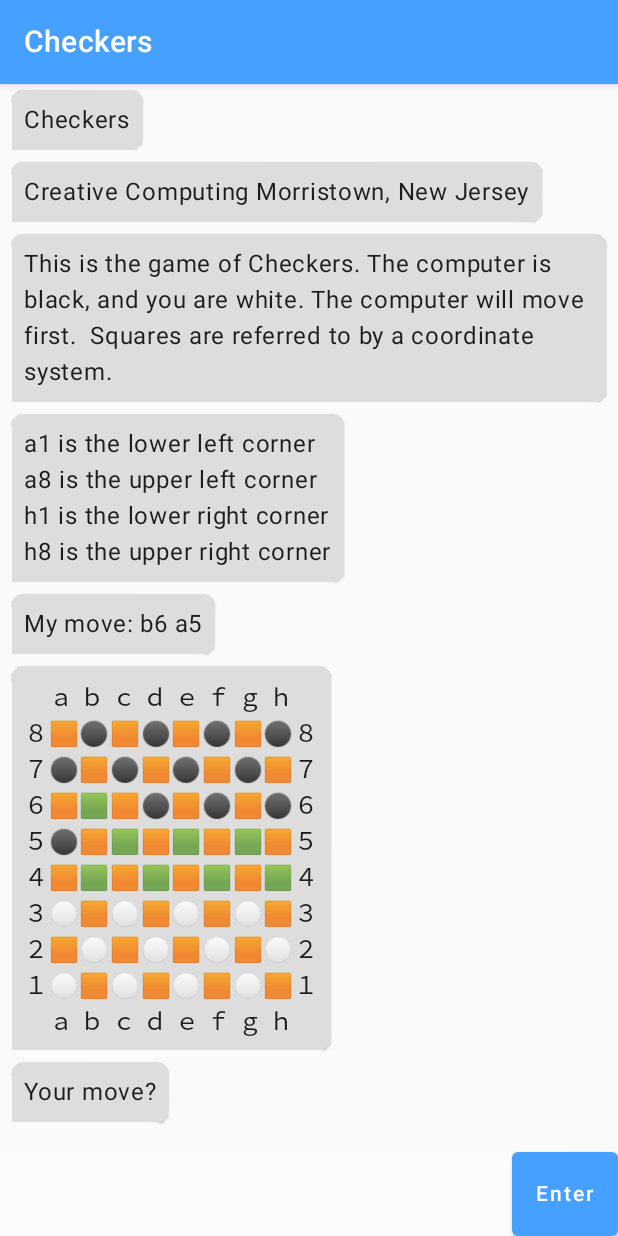
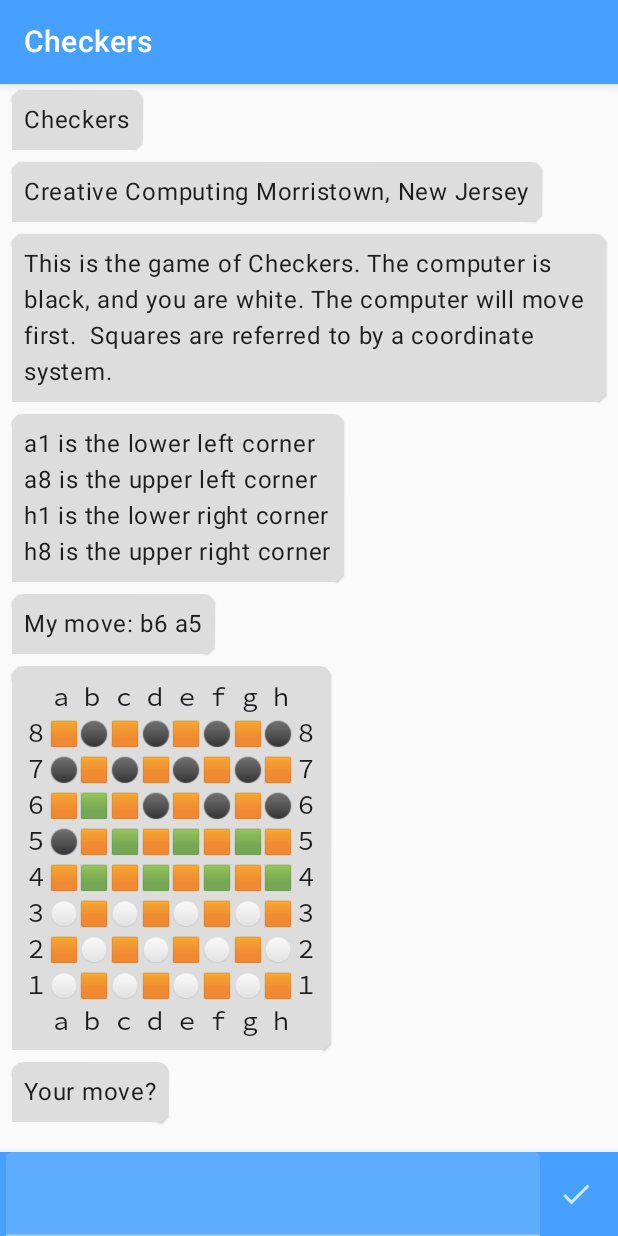
Before and after one commit to kobjects/konsole, an Android app built with Jetpack Compose: the screen it shows after launch (MainActivity), after a tap on "Checkers", on a phone screen of 412 x 824 dp. Run offline under Robolectric (Android 15) with nearby library versions, the phone set to English and light mode, and no system bars.

```diff
--- a/compose/build.gradle.kts
+++ b/compose/build.gradle.kts
@@ -6,7 +6,7 @@ plugins {
 
 
 group = "org.kobjects.konsole"
-version = "0.1.1"
+version = "0.1.2"
 
 
 dependencies {
--- a/compose/src/main/java/org/kobjects/konsole/compose/KonsoleRenderer.kt
+++ b/compose/src/main/java/org/kobjects/konsole/compose/KonsoleRenderer.kt
@@ -9,6 +9,9 @@ import androidx.compose.foundation.shape.CornerSize
 import androidx.compose.foundation.shape.RoundedCornerShape
 import androidx.compose.foundation.text.KeyboardActions
 import androidx.compose.material.*
+import androidx.compose.material.icons.Icons
+import androidx.compose.material.icons.filled.Check
+import androidx.compose.material.icons.filled.KeyboardReturn
 import androidx.compose.runtime.Composable
 import androidx.compose.runtime.LaunchedEffect
 import androidx.compose.runtime.mutableStateOf
@@ -69,7 +72,7 @@ fun RenderKonsole(
             request.consumer(text)
         }
 
-        Row () {
+        BottomAppBar {
             TextField(
                 modifier = Modifier.weight(1f),
                 isError = errorMessage.value != "",
@@ -83,13 +86,12 @@ fun RenderKonsole(
                     textState.value = it
                 }
             )
-            Button(
-                modifier = Modifier.height(56.dp),
+            IconButton(
                 enabled = konsole.request.value != null,
                 onClick = {
                     submit()
                 }) {
-                Text("Enter")
+                    Icon(Icons.Default.Check, "Enter")
             }
         }
     }
--- a/core/build.gradle.kts
+++ b/core/build.gradle.kts
@@ -6,7 +6,7 @@ plugins {
 }
 
 group = "org.kobjects.konsole"
-version = "0.1.1"
+version = "0.1.2"
 
 kotlin {
     android {
```
Also changed, not shown: 1 other file.
